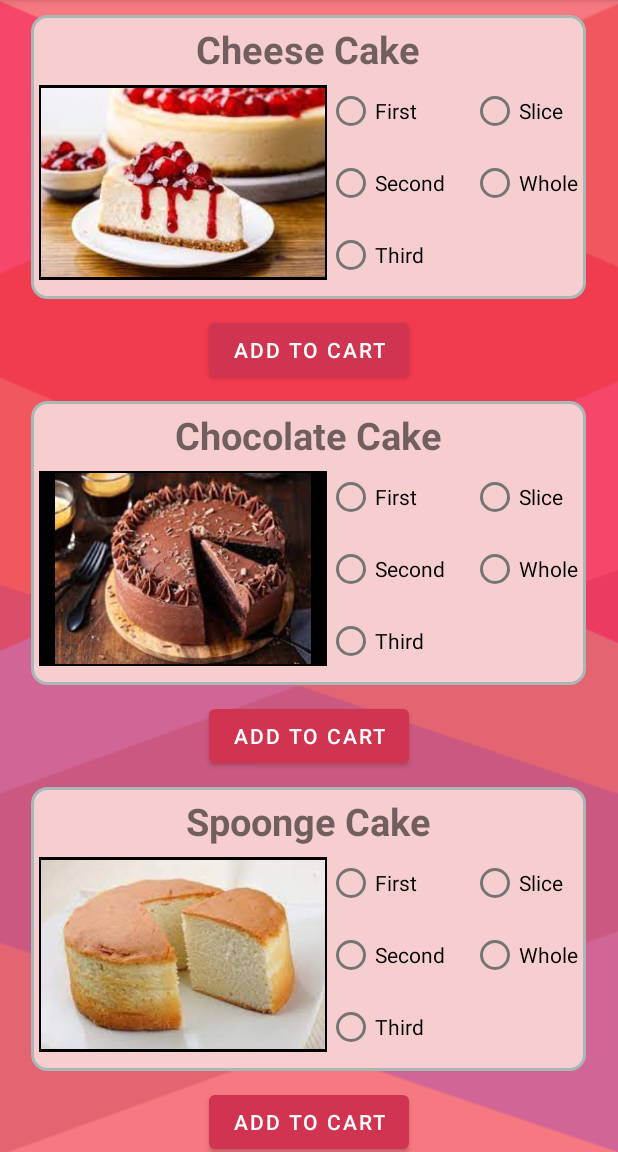
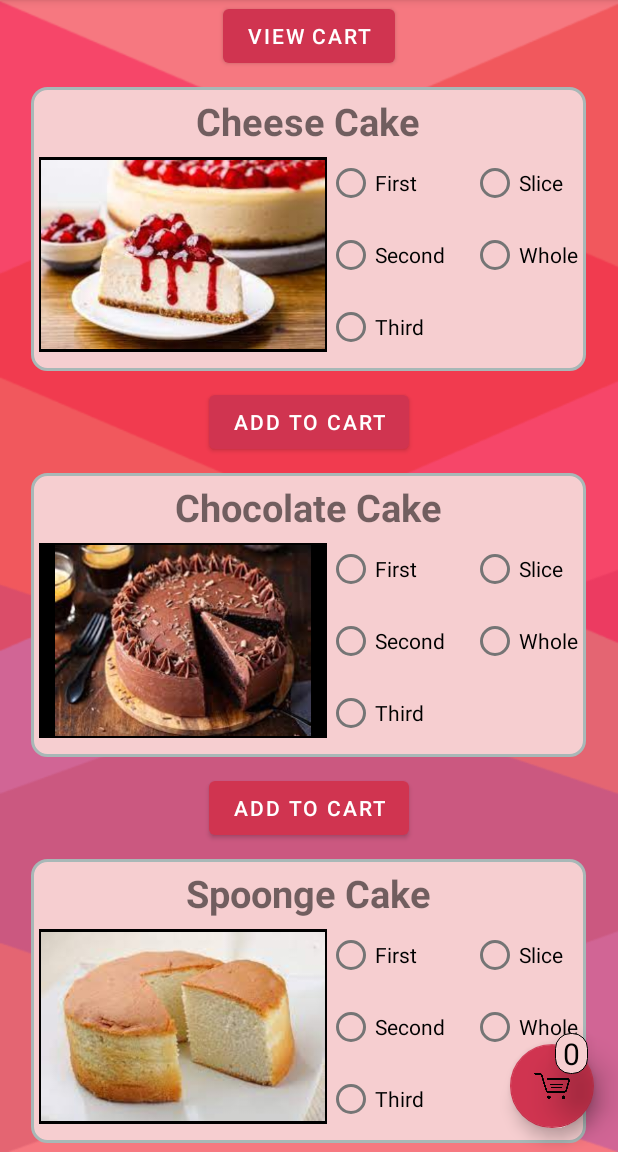
Before and after one commit to cumberson97/Assignment1, an Android app: the screen it shows after launch (MainActivity), on a phone screen of 412 x 824 dp, the part 84-1236 px from its top. Run offline under Robolectric (Android 15) with nearby library versions, the phone set to English and light mode, and no system bars.

Commit message:
Added Cart Page Floating Cart Button

```diff
--- a/app/src/main/java/com/example/assignment1/MainActivity.java
+++ b/app/src/main/java/com/example/assignment1/MainActivity.java
@@ -2,20 +2,29 @@ package com.example.assignment1;
 
 import androidx.appcompat.app.AppCompatActivity;
 
+import android.content.Intent;
 import android.os.Bundle;
 import android.view.Menu;
 import android.view.MenuInflater;
 import android.view.View;
+import android.widget.Button;
 import android.widget.ImageView;
 import android.widget.RadioButton;
 
 public class MainActivity extends AppCompatActivity {
     private ImageView cakePic;
 
+    Intent intent;
+
     @Override
     protected void onCreate(Bundle savedInstanceState) {
         super.onCreate(savedInstanceState);
         setContentView(R.layout.home_page);
+    }
+
+    public void goToCart(View view){
+        intent = new Intent(MainActivity.this, ShoppingCart.class);
+        startActivity(intent);
     }
 
     public void switchPic(View view) {
--- /dev/null
+++ b/app/src/main/res/drawable/counterbackground.xml
@@ -0,0 +1,8 @@
+<?xml version="1.0" encoding="utf-8"?>
+<shape xmlns:android="http://schemas.android.com/apk/res/android">
+    <solid android:color="@color/cardColor"/>
+    <stroke android:width="0.5dp" android:color="#000" />
+    <corners android:radius="10dp"/>
+    <padding android:left="0dp" android:top="0dp" android:right="0dp" android:bottom="0dp" />
+    <size android:height="10dp" android:width="10dp"/>
+</shape>
--- a/app/src/main/res/layout/home_page.xml
+++ b/app/src/main/res/layout/home_page.xml
@@ -7,6 +7,32 @@
     android:background="@drawable/background6"
     tools:context=".MainActivity">
 
+    <TextView
+        android:layout_width="wrap_content"
+        android:layout_height="wrap_content"
+        android:text="0"
+        android:layout_gravity="end|bottom"
+        android:layout_marginRight="20dp"
+        android:layout_marginBottom="52dp"
+        android:textColor="@color/black"
+        android:elevation="16dp"
+        android:id="@+id/itemCounter"
+        android:textSize="20dp"
+        android:background="@drawable/counterbackground"
+        android:paddingHorizontal="5dp"
+        />
+
+    <com.google.android.material.floatingactionbutton.FloatingActionButton
+        android:layout_width="wrap_content"
+        android:layout_height="wrap_content"
+        android:layout_gravity="end|bottom"
+        android:src="@drawable/cart_icon"
+        android:layout_margin="16dp"
+        app:backgroundTint="@color/darkPink"
+        android:onClick="goToCart"
+        android:id="@+id/fabCart"
+        />
+
     <ScrollView
         android:layout_width="match_parent"
         android:layout_height="match_parent">
@@ -15,6 +41,15 @@
             android:layout_width="match_parent"
             android:layout_height="match_parent"
             android:orientation="vertical">
+
+            <Button
+                android:id="@+id/btn_go_to_cart"
+                android:layout_width="wrap_content"
+                android:layout_height="wrap_content"
+                android:text="View Cart"
+                android:onClick="goToCart"
+                android:layout_gravity="center"/>
+
 
 
             <LinearLayout
@@ -434,6 +469,7 @@
                 android:layout_gravity="center"
                 android:text="@string/AddToCart" />
 
+
         </LinearLayout>
 
     </ScrollView>
--- a/app/src/main/res/values/themes.xml
+++ b/app/src/main/res/values/themes.xml
@@ -13,4 +13,5 @@
         <item name="android:statusBarColor" tools:targetApi="l">?attr/colorPrimaryVariant</item>
         <!-- Customize your theme here. -->
     </style>
+
 </resources>
```
Also changed, not shown: app/src/main/AndroidManifest.xml (+9 -0 lines), app/src/main/java/com/example/assignment1/ShoppingCart.java (added, +24 -0 lines), app/src/main/res/layout/activity_shopping_cart.xml (added, +30 -0 lines), app/src/main/res/drawable/cart_icon.png (added).
